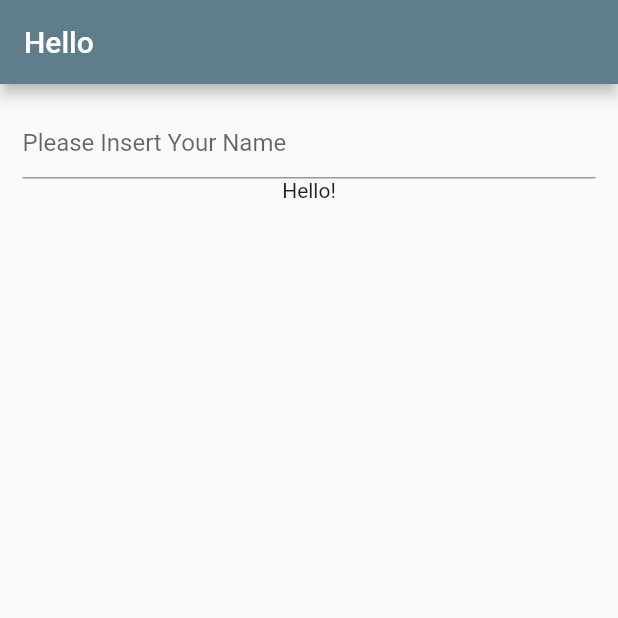
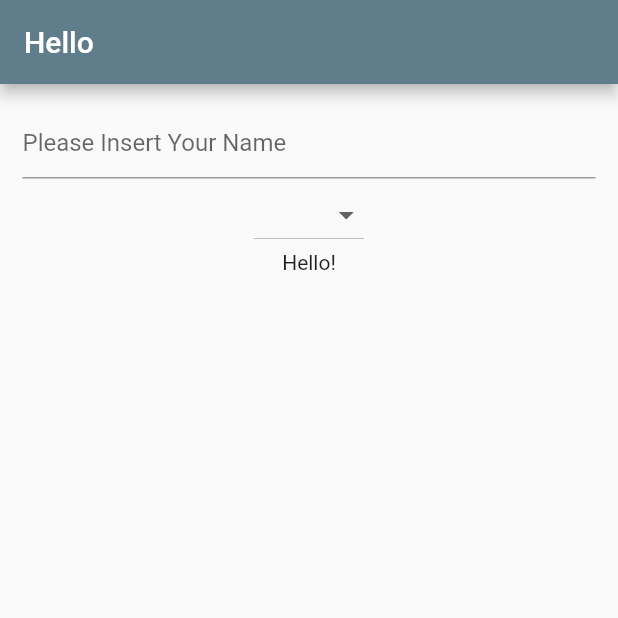
Before and after one commit to uthrul/Flutter_simple_tripcost_app, a Flutter app: the screen it shows after launch, on a phone screen of 412 x 824 dp, the top half of it. Run offline on Flutter 3.47's test engine with Material 2 defaults, Android fonts, the phone set to English and light mode, and no system bars.

```diff
--- a/lib/main.dart
+++ b/lib/main.dart
@@ -45,10 +45,18 @@ class _HelloYouState extends State<HelloYou> {
                 });
               },
             ),
+            DropdownButton<String>(
+              items: ['Dollars', 'Idr', 'Euro', 'Ponds'].map((String value){
+                return DropdownMenuItem<String> (
+                  value: value,
+                  child: Text(value)
+                );
+              }).toList(),onChanged: (String Value) {},
+              ),
             Text('Hello' + name + '!')
           ],
         ),
-      )
+      ),
     );
   }
 }
```
